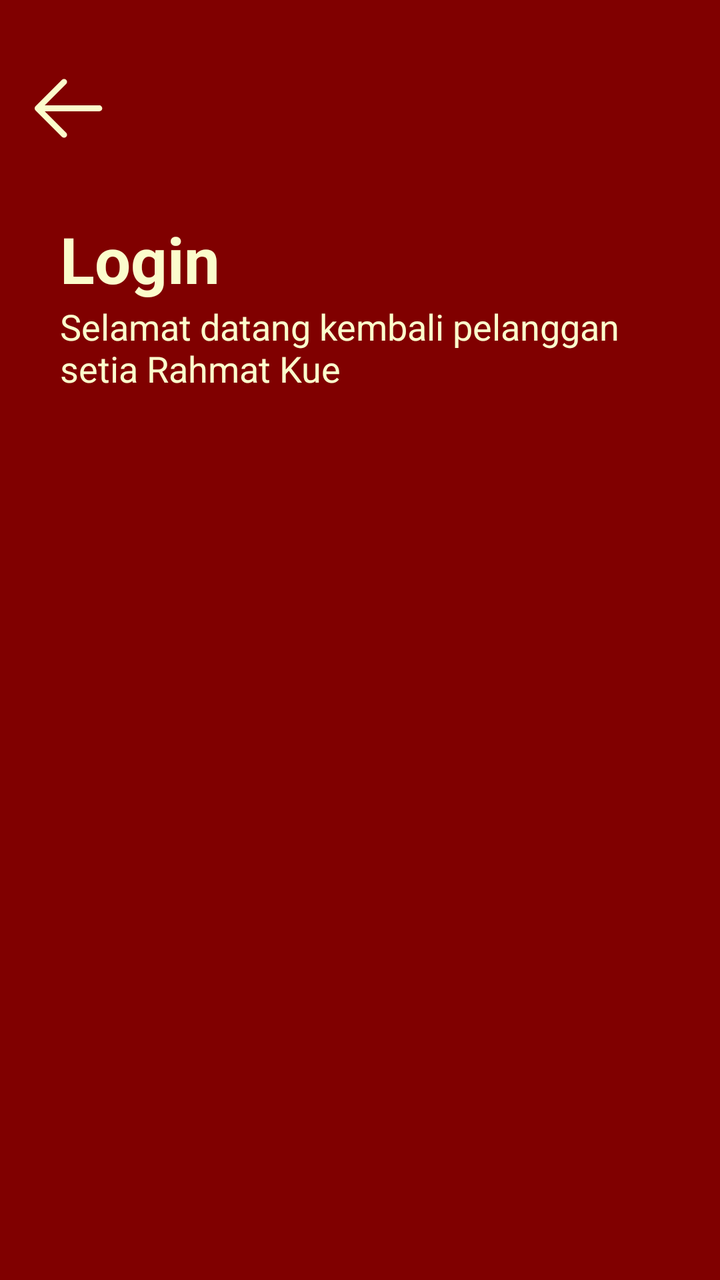
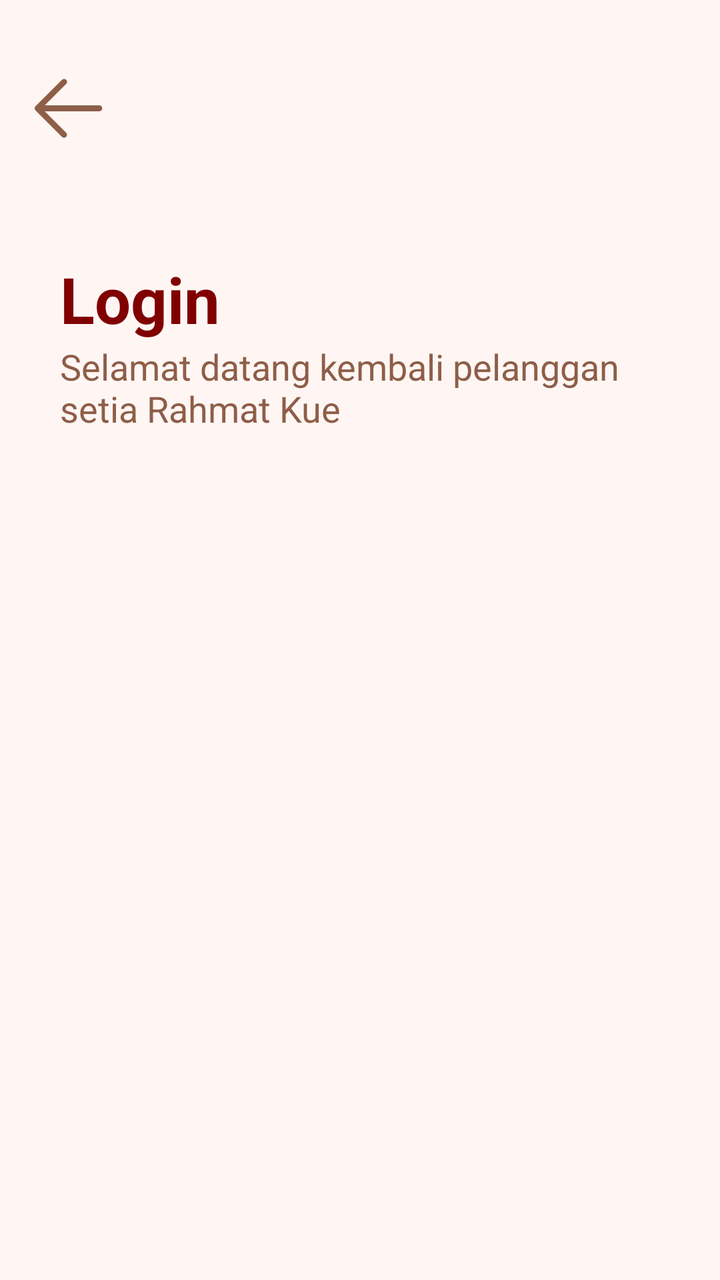

Compare the two renders of this Android layout. The source of the first and the diff that turns it into the second are given below.
<!-- AndroidManifest.xml: application theme Theme.RahmatBakery -->
<!-- res/layout/activity_login.xml -->
<?xml version="1.0" encoding="utf-8"?>
<LinearLayout xmlns:android="http://schemas.android.com/apk/res/android"
    xmlns:app="http://schemas.android.com/apk/res-auto"
    xmlns:tools="http://schemas.android.com/tools"
    android:id="@+id/main"
    android:layout_width="match_parent"
    android:layout_height="match_parent"
    tools:context=".LoginActivity"
    android:orientation="vertical"
    android:background="@drawable/tes_gradient"
        android:paddingTop="30dp"
    >

    <ImageButton
        android:id="@+id/back"
        android:layout_width="wrap_content"
        android:layout_height="48dp"
        android:contentDescription="TODO"
        android:src="@drawable/back"
        android:paddingHorizontal="10dp"
        android:background="@color/maroon"
        />


    <TextView
        android:layout_width="wrap_content"
        android:layout_height="wrap_content"
        android:textColor="@color/krem"
        android:text="Login"
        android:textStyle="bold"
        android:paddingHorizontal="30dp"
        android:textSize="32sp"
        android:layout_marginTop="30dp"
        />
    <TextView
        android:layout_width="wrap_content"
        android:layout_height="wrap_content"
        android:textColor="@color/krem"
        android:text="@string/deskLogin"
        android:textSize="18sp"
        android:layout_marginBottom="25dp"
        android:paddingHorizontal="30dp"
        />









    <androidx.cardview.widget.CardView
        android:id="@+id/cardlogin"
        android:layout_width="match_parent"
        android:layout_height="match_parent"
        android:layout_marginTop="50dp"
        android:backgroundTint="@color/maroon"
        app:cardElevation="8dp"
        android:translationY="200dp"
        android:alpha="0"
        >


    <LinearLayout
        android:background="@drawable/card_login_reg"
        android:gravity="center"
        android:layout_width="match_parent"
        android:layout_height="match_parent"
        android:orientation="vertical"
        android:paddingHorizontal="30dp">

        <EditText
            android:layout_width="match_parent"
            android:layout_height="wrap_content"
            android:hint="Masukkan Email"
            android:textColor="@color/maroon"
            android:background="@drawable/input_rounded"
            android:textColorHint="@color/maroon"
            />
        <EditText
            android:textColorHint="@color/maroon"
            android:layout_marginTop="10dp"
            android:layout_width="match_parent"
            android:layout_height="wrap_content"
            android:hint="Masukkan Password"
            android:textColor="@color/maroon"
            android:background="@drawable/input_rounded"
            />
        <Button
            android:id="@+id/btnLogin"
            android:layout_marginTop="30dp"
            android:layout_width="match_parent"
            android:layout_height="wrap_content"
            android:textColor="@color/krem"
            android:text="Login"
            android:textSize="18sp"
            />
        <TextView
            android:id="@+id/keRegis"
            android:layout_marginTop="5sp"
            android:layout_width="match_parent"
            android:layout_height="wrap_content"
            android:textColor="@color/maroon"
            android:text="Belum punya akun? Register"
            android:textAlignment="center"/>

    </LinearLayout>
    </androidx.cardview.widget.CardView>


</LinearLayout>
<!-- resources referenced by this layout -->
<resources>
  <color name="krem">#FBFCCC</color>
  <color name="maroon">#800000</color>
  <!-- drawable back (drawable) -->
  <vector xmlns:android="http://schemas.android.com/apk/res/android"
      android:width="47dp"
      android:height="47dp"
      android:viewportWidth="47"
      android:viewportHeight="47">
    <path
        android:pathData="M10.281,22.031H39.656C40.046,22.031 40.419,22.186 40.695,22.461C40.97,22.737 41.125,23.111 41.125,23.5C41.125,23.889 40.97,24.263 40.695,24.539C40.419,24.814 40.046,24.969 39.656,24.969H10.281C9.892,24.969 9.518,24.814 9.243,24.539C8.967,24.263 8.813,23.889 8.813,23.5C8.813,23.111 8.967,22.737 9.243,22.461C9.518,22.186 9.892,22.031 10.281,22.031Z"
        android:fillColor="#FBFCCC"/>
    <path
        android:pathData="M10.889,23.5L23.071,35.679C23.347,35.955 23.502,36.329 23.502,36.719C23.502,37.109 23.347,37.483 23.071,37.758C22.795,38.034 22.421,38.189 22.031,38.189C21.641,38.189 21.267,38.034 20.991,37.758L7.773,24.54C7.636,24.403 7.527,24.241 7.453,24.063C7.379,23.884 7.341,23.693 7.341,23.5C7.341,23.307 7.379,23.115 7.453,22.937C7.527,22.758 7.636,22.597 7.773,22.46L20.991,9.241C21.267,8.965 21.641,8.811 22.031,8.811C22.421,8.811 22.795,8.965 23.071,9.241C23.347,9.517 23.502,9.891 23.502,10.281C23.502,10.671 23.347,11.045 23.071,11.321L10.889,23.5Z"
        android:fillColor="#FBFCCC"/>
  </vector>
  <!-- drawable card_login_reg (drawable) -->
  <?xml version="1.0" encoding="utf-8"?>
  <shape xmlns:android="http://schemas.android.com/apk/res/android">
      <solid android:color="@color/krem" />
  
      <padding android:left="10dp" android:top="10dp" android:right="10dp" android:bottom="10dp" />
      <corners android:topLeftRadius="40dp" android:topRightRadius="40dp"
          android:bottomLeftRadius="0.1dp" android:bottomRightRadius="0.1dp"/>
  </shape>
  <!-- drawable input_rounded (drawable) -->
  <?xml version="1.0" encoding="UTF-8"?>
  <shape xmlns:android="http://schemas.android.com/apk/res/android">
      <solid android:color="@color/krem"/>
      <corners android:radius="20dp" />
      <padding android:left="20dp" android:top="10dp"
          android:right="20dp" android:bottom="10dp" />
      <stroke android:color="@color/maroon" android:width="2dp" />
  </shape>
  <!-- drawable tes_gradient (drawable) -->
  <?xml version="1.0" encoding="utf-8"?>
  <shape xmlns:android="http://schemas.android.com/apk/res/android">
      <gradient
          android:type="linear"
          android:angle="90"
          android:endColor="@color/maroon"
          android:startColor="@color/maroon" />
  </shape>
  <string name="deskLogin">Selamat datang kembali pelanggan setia Rahmat Kue</string>
  <style name="Theme.RahmatBakery" parent="Base.Theme.RahmatBakery" />
  <style name="Base.Theme.RahmatBakery" parent="Theme.Material3.DayNight.NoActionBar">
          
           <item name="colorPrimary">@color/maroon</item>
          <item name="colorOnPrimary">@color/white</item>
          <item name="colorSecondary">@color/maroon</item>
          <item name="colorOnSecondary">@color/white</item>
      </style>
  <color name="white">#FFFFFFFF</color>
</resources>

<!-- the commit's change to res/layout/activity_login.xml (unified diff, before → after) -->
@@ -7,7 +7,7 @@
     android:layout_height="match_parent"
     tools:context=".LoginActivity"
     android:orientation="vertical"
-    android:background="@drawable/tes_gradient"
+    android:background="@color/background"
         android:paddingTop="30dp"
     >
 
@@ -18,24 +18,24 @@
         android:contentDescription="TODO"
         android:src="@drawable/back"
         android:paddingHorizontal="10dp"
-        android:background="@color/maroon"
+        android:background="@android:color/transparent"
         />
 
 
     <TextView
         android:layout_width="wrap_content"
         android:layout_height="wrap_content"
-        android:textColor="@color/krem"
+        android:textColor="@color/maroon"
         android:text="Login"
         android:textStyle="bold"
         android:paddingHorizontal="30dp"
         android:textSize="32sp"
-        android:layout_marginTop="30dp"
+        android:layout_marginTop="50dp"
         />
     <TextView
         android:layout_width="wrap_content"
         android:layout_height="wrap_content"
-        android:textColor="@color/krem"
+        android:textColor="@color/primary"
         android:text="@string/deskLogin"
         android:textSize="18sp"
         android:layout_marginBottom="25dp"
@@ -54,8 +54,8 @@
         android:id="@+id/cardlogin"
         android:layout_width="match_parent"
         android:layout_height="match_parent"
-        android:layout_marginTop="50dp"
-        android:backgroundTint="@color/maroon"
+        android:layout_marginTop="100dp"
+        android:backgroundTint="@android:color/transparent"
         app:cardElevation="8dp"
         android:translationY="200dp"
         android:alpha="0"
@@ -74,17 +74,17 @@
             android:layout_width="match_parent"
             android:layout_height="wrap_content"
             android:hint="Masukkan Email"
-            android:textColor="@color/maroon"
+            android:textColor="@color/primary"
             android:background="@drawable/input_rounded"
-            android:textColorHint="@color/maroon"
+            android:textColorHint="@color/primary"
             />
         <EditText
-            android:textColorHint="@color/maroon"
+            android:textColorHint="@color/primary"
             android:layout_marginTop="10dp"
             android:layout_width="match_parent"
             android:layout_height="wrap_content"
             android:hint="Masukkan Password"
-            android:textColor="@color/maroon"
+            android:textColor="@color/primary"
             android:background="@drawable/input_rounded"
             />
         <Button
@@ -92,7 +92,7 @@
             android:layout_marginTop="30dp"
             android:layout_width="match_parent"
             android:layout_height="wrap_content"
-            android:textColor="@color/krem"
+            android:textColor="@color/background"
             android:text="Login"
             android:textSize="18sp"
             />
<!-- resource entries referenced after the edit -->
@@ -1,7 +1,8 @@
 <!-- resources referenced by this layout -->
 <resources>
-  <color name="krem">#FBFCCC</color>
+  <color name="background">#FFF6F3</color>
   <color name="maroon">#800000</color>
+  <color name="primary">#8E5E48</color>
   <!-- drawable back (drawable) -->
   <vector xmlns:android="http://schemas.android.com/apk/res/android"
       android:width="47dp"
@@ -10,15 +11,15 @@
       android:viewportHeight="47">
     <path
         android:pathData="M10.281,22.031H39.656C40.046,22.031 40.419,22.186 40.695,22.461C40.97,22.737 41.125,23.111 41.125,23.5C41.125,23.889 40.97,24.263 40.695,24.539C40.419,24.814 40.046,24.969 39.656,24.969H10.281C9.892,24.969 9.518,24.814 9.243,24.539C8.967,24.263 8.813,23.889 8.813,23.5C8.813,23.111 8.967,22.737 9.243,22.461C9.518,22.186 9.892,22.031 10.281,22.031Z"
-        android:fillColor="#FBFCCC"/>
+        android:fillColor="@color/primary"/>
     <path
         android:pathData="M10.889,23.5L23.071,35.679C23.347,35.955 23.502,36.329 23.502,36.719C23.502,37.109 23.347,37.483 23.071,37.758C22.795,38.034 22.421,38.189 22.031,38.189C21.641,38.189 21.267,38.034 20.991,37.758L7.773,24.54C7.636,24.403 7.527,24.241 7.453,24.063C7.379,23.884 7.341,23.693 7.341,23.5C7.341,23.307 7.379,23.115 7.453,22.937C7.527,22.758 7.636,22.597 7.773,22.46L20.991,9.241C21.267,8.965 21.641,8.811 22.031,8.811C22.421,8.811 22.795,8.965 23.071,9.241C23.347,9.517 23.502,9.891 23.502,10.281C23.502,10.671 23.347,11.045 23.071,11.321L10.889,23.5Z"
-        android:fillColor="#FBFCCC"/>
+        android:fillColor="@color/primary"/>
   </vector>
   <!-- drawable card_login_reg (drawable) -->
   <?xml version="1.0" encoding="utf-8"?>
   <shape xmlns:android="http://schemas.android.com/apk/res/android">
-      <solid android:color="@color/krem" />
+      <solid android:color="@color/card_light_bg" />
   
       <padding android:left="10dp" android:top="10dp" android:right="10dp" android:bottom="10dp" />
       <corners android:topLeftRadius="40dp" android:topRightRadius="40dp"
@@ -27,23 +28,15 @@
   <!-- drawable input_rounded (drawable) -->
   <?xml version="1.0" encoding="UTF-8"?>
   <shape xmlns:android="http://schemas.android.com/apk/res/android">
-      <solid android:color="@color/krem"/>
+      <solid android:color="@color/white"/>
       <corners android:radius="20dp" />
       <padding android:left="20dp" android:top="10dp"
           android:right="20dp" android:bottom="10dp" />
       <stroke android:color="@color/maroon" android:width="2dp" />
   </shape>
-  <!-- drawable tes_gradient (drawable) -->
-  <?xml version="1.0" encoding="utf-8"?>
-  <shape xmlns:android="http://schemas.android.com/apk/res/android">
-      <gradient
-          android:type="linear"
-          android:angle="90"
-          android:endColor="@color/maroon"
-          android:startColor="@color/maroon" />
-  </shape>
   <string name="deskLogin">Selamat datang kembali pelanggan setia Rahmat Kue</string>
   <style name="Theme.RahmatBakery" parent="Base.Theme.RahmatBakery" />
+  <color name="card_light_bg">#FFFFFF</color>
   <style name="Base.Theme.RahmatBakery" parent="Theme.Material3.DayNight.NoActionBar">
           
            <item name="colorPrimary">@color/maroon</item>
